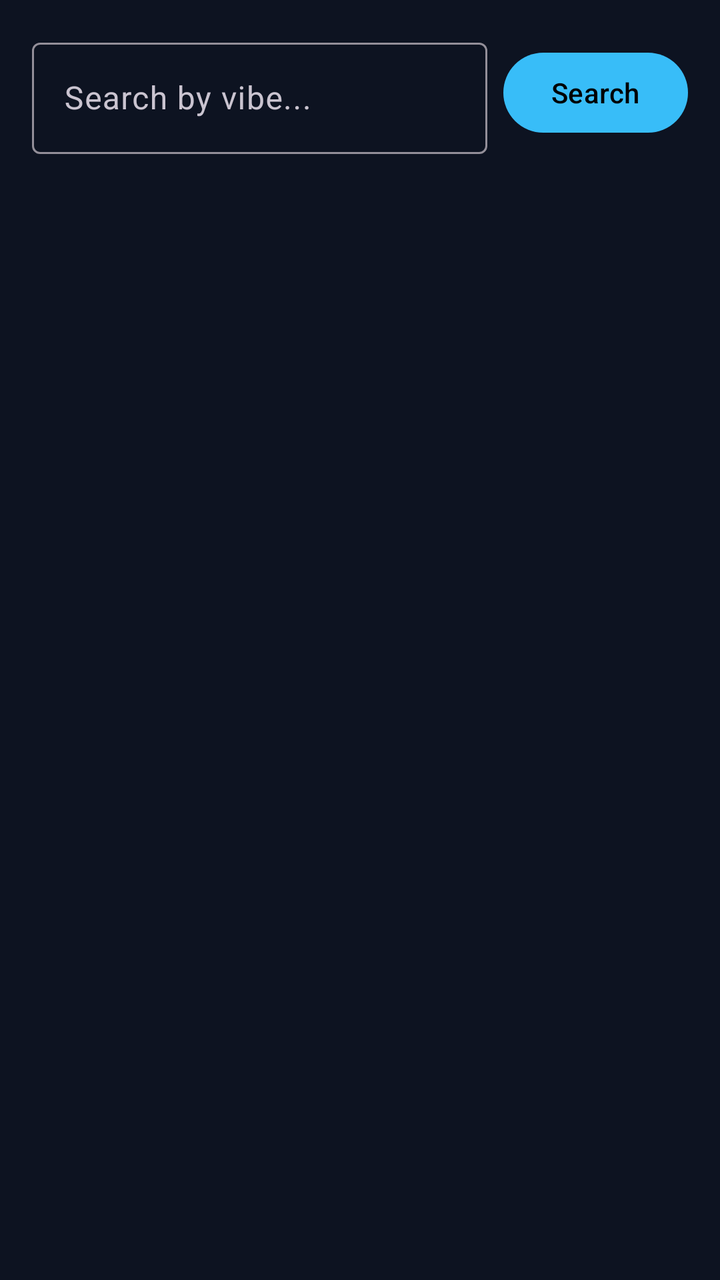
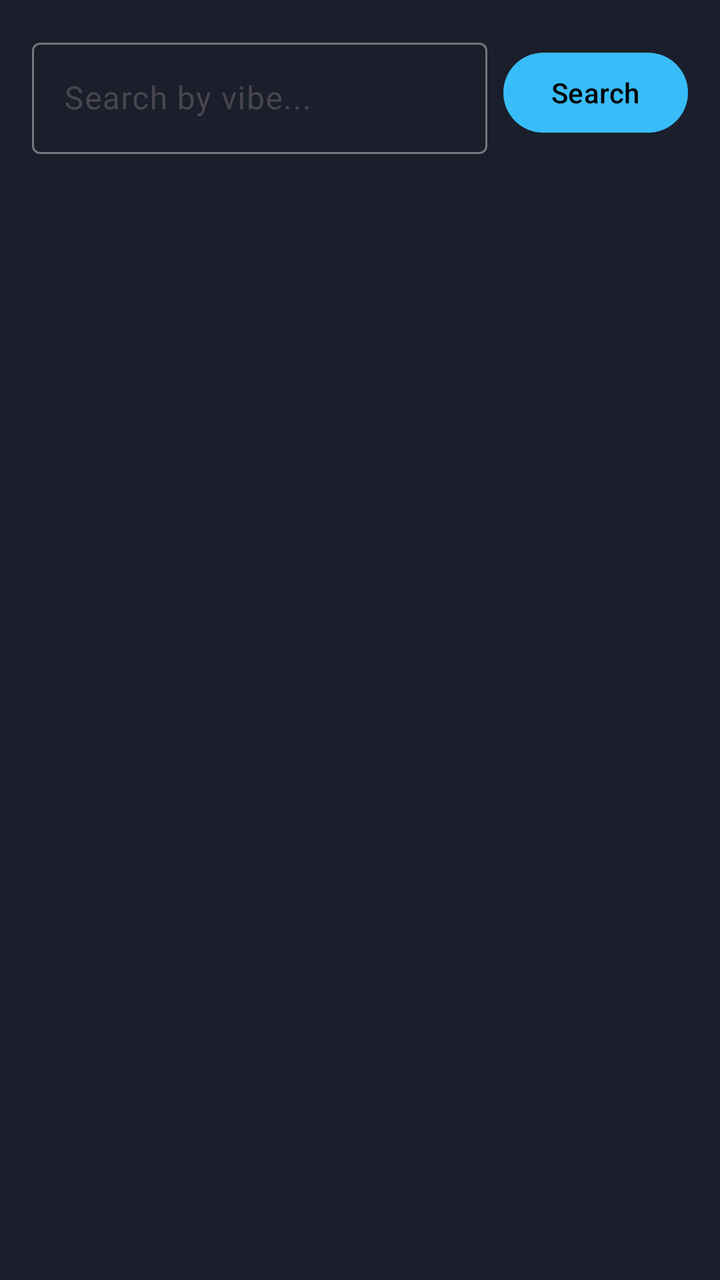

The first picture is an Android layout as it rendered before a commit; the second is the same layout after the commit. The layout source and the unified diff follow.
<!-- AndroidManifest.xml: application theme Theme.TravelPlanner -->
<!-- res/layout/fragment_explore.xml -->
<?xml version="1.0" encoding="utf-8"?>
<LinearLayout
    xmlns:android="http://schemas.android.com/apk/res/android"
    xmlns:app="http://schemas.android.com/apk/res-auto"
    android:layout_width="match_parent"
    android:layout_height="match_parent"
    android:orientation="vertical"
    android:background="@color/background">

    <LinearLayout
        android:layout_width="match_parent"
        android:layout_height="wrap_content"
        android:orientation="horizontal"
        android:padding="16dp">
        <com.google.android.material.textfield.TextInputLayout
            android:layout_width="0dp"
            android:layout_height="wrap_content"
            android:layout_weight="1"
            android:hint="Search by vibe...">
            <com.google.android.material.textfield.TextInputEditText
                android:id="@+id/editSearch"
                android:layout_width="match_parent"
                android:layout_height="wrap_content"
                android:imeOptions="actionSearch"
                android:inputType="text" />
        </com.google.android.material.textfield.TextInputLayout>
        <com.google.android.material.button.MaterialButton
            android:id="@+id/btnSearch"
            android:layout_width="wrap_content"
            android:layout_height="wrap_content"
            android:layout_gravity="center_vertical"
            android:layout_marginStart="8dp"
            android:text="Search"
            app:backgroundTint="@color/primary" />
    </LinearLayout>

    <HorizontalScrollView
        android:layout_width="match_parent"
        android:layout_height="wrap_content"
        android:paddingStart="16dp"
        android:paddingEnd="16dp"
        android:paddingBottom="12dp"
        android:scrollbars="none">
        <com.google.android.material.chip.ChipGroup
            android:id="@+id/chipGroupVibes"
            android:layout_width="wrap_content"
            android:layout_height="wrap_content"
            app:singleSelection="true" />
    </HorizontalScrollView>

    <androidx.recyclerview.widget.RecyclerView
        android:id="@+id/recyclerSuggestions"
        android:layout_width="match_parent"
        android:layout_height="0dp"
        android:layout_weight="1"
        android:clipToPadding="false"
        android:paddingStart="16dp"
        android:paddingEnd="16dp"
        android:paddingBottom="16dp" />

</LinearLayout>
<!-- resources referenced by this layout -->
<resources>
  <color name="background">#0D1321</color>
  <color name="primary">#38BDF8</color>
  <style name="Theme.TravelPlanner" parent="Theme.Material3.Dark.NoActionBar">
          <item name="colorPrimary">@color/primary</item>
          <item name="colorPrimaryVariant">@color/primary_dark</item>
          <item name="colorOnPrimary">@color/on_primary</item>
          <item name="colorSecondary">@color/accent</item>
          <item name="android:colorBackground">@color/background</item>
      </style>
  <color name="primary_dark">#0284C7</color>
  <color name="on_primary">#000000</color>
  <color name="accent">#F97316</color>
</resources>

<!-- the commit's change to res/layout/fragment_explore.xml (unified diff, before → after) -->
@@ -16,13 +16,16 @@
             android:layout_width="0dp"
             android:layout_height="wrap_content"
             android:layout_weight="1"
-            android:hint="Search by vibe...">
+            android:hint="Search by vibe..."
+            app:hintTextColor="@color/text_secondary">
             <com.google.android.material.textfield.TextInputEditText
                 android:id="@+id/editSearch"
                 android:layout_width="match_parent"
                 android:layout_height="wrap_content"
                 android:imeOptions="actionSearch"
-                android:inputType="text" />
+                android:inputType="text"
+                android:textColor="@color/text_primary"
+                android:textColorHint="@color/text_secondary" />
         </com.google.android.material.textfield.TextInputLayout>
         <com.google.android.material.button.MaterialButton
             android:id="@+id/btnSearch"
<!-- resource entries referenced after the edit -->
@@ -1,8 +1,10 @@
 <!-- resources referenced by this layout -->
 <resources>
-  <color name="background">#0D1321</color>
+  <color name="background">#1A1F2B</color>
   <color name="primary">#38BDF8</color>
-  <style name="Theme.TravelPlanner" parent="Theme.Material3.Dark.NoActionBar">
+  <color name="text_primary">#F8FAFC</color>
+  <color name="text_secondary">#94A3B8</color>
+  <style name="Theme.TravelPlanner" parent="Theme.Material3.DayNight.NoActionBar">
           <item name="colorPrimary">@color/primary</item>
           <item name="colorPrimaryVariant">@color/primary_dark</item>
           <item name="colorOnPrimary">@color/on_primary</item>
